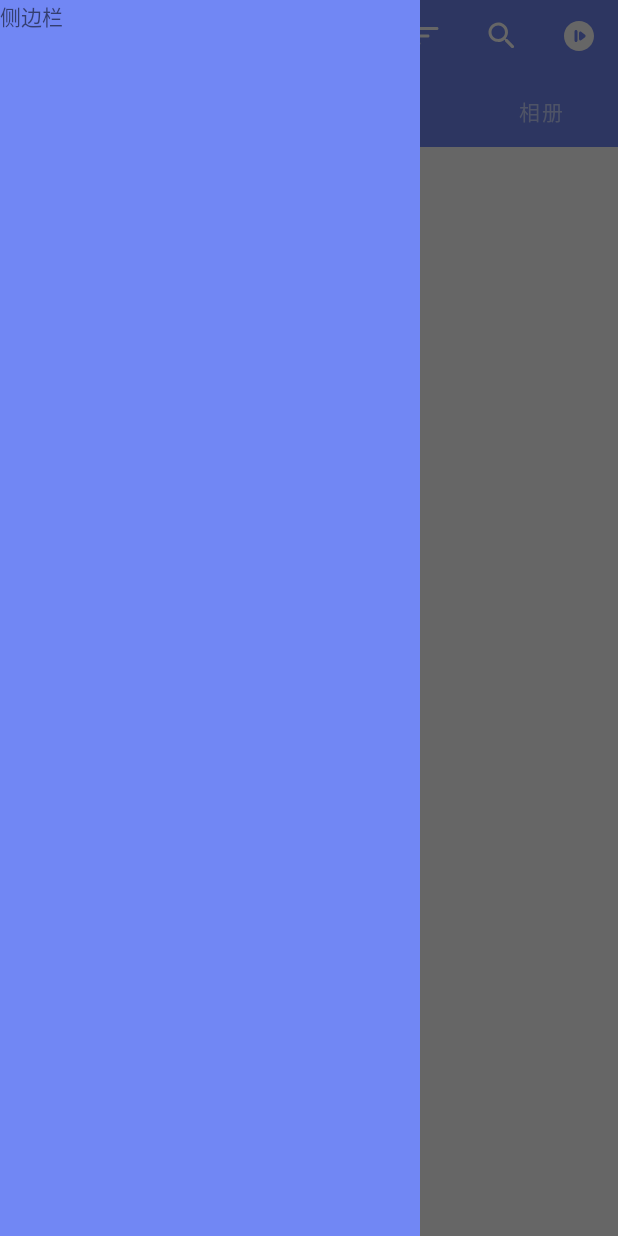
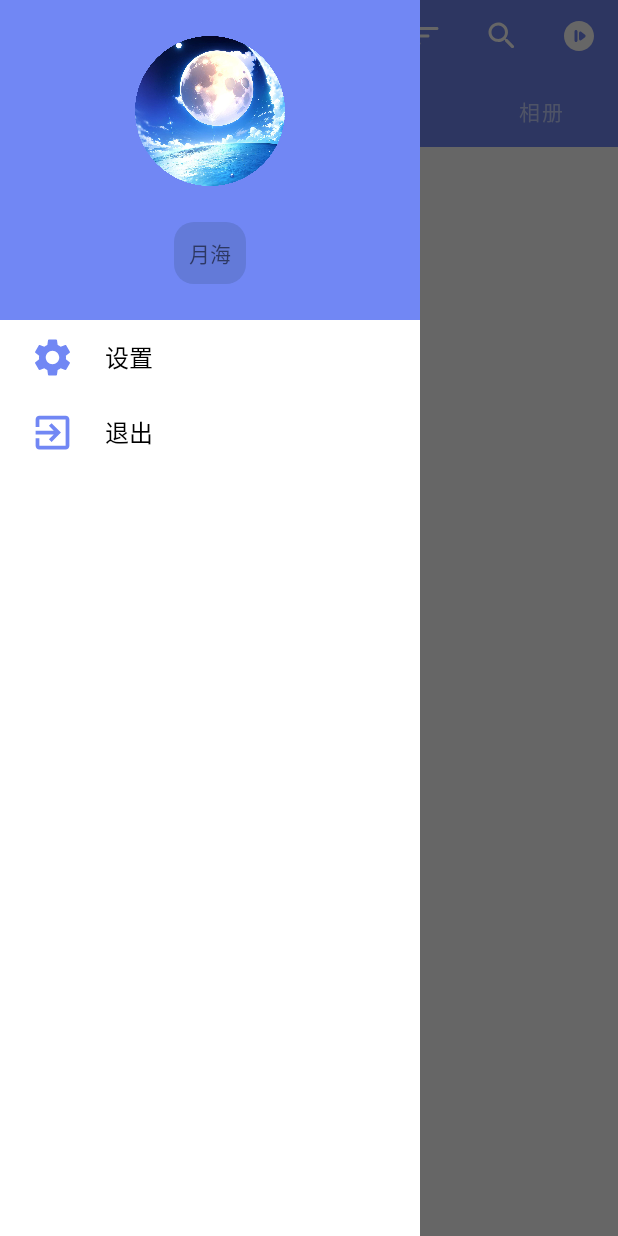
Before and after one commit to yue-hai/yuehai-pic, an Android app: the screen it shows after launch (HomeActivity), with the side drawer open, on a phone screen of 412 x 824 dp. Run offline under Robolectric (Android 15) with nearby library versions, the phone set to English and light mode, and no system bars.

Commit message:
侧边栏

```diff
--- a/app/src/main/java/com/yuehai/pic/ui/activity/HomeActivity.kt
+++ b/app/src/main/java/com/yuehai/pic/ui/activity/HomeActivity.kt
@@ -2,6 +2,7 @@ package com.yuehai.pic.ui.activity
 
 import android.os.Bundle
 import androidx.appcompat.app.AppCompatActivity
+import androidx.drawerlayout.widget.DrawerLayout
 import androidx.viewpager2.widget.ViewPager2
 import com.google.android.material.tabs.TabLayout
 import com.google.android.material.tabs.TabLayoutMediator
@@ -10,7 +11,7 @@ import com.yuehai.pic.bean.global.Permissions.PERMISSIONS_STORAGE
 import com.yuehai.pic.ui.activity.adapter.HomeContentViewPager2Adapter
 import com.yuehai.pic.utils.CreateAlertDialogUtil
 import com.yuehai.pic.utils.PermissionUtil
-import com.yuehai.pic.utils.PictureUtil
+import com.yuehai.pic.utils.ImageUtil
 import kotlinx.coroutines.CoroutineScope
 import kotlinx.coroutines.Dispatchers
 import kotlinx.coroutines.launch
@@ -61,7 +62,7 @@ class HomeActivity: AppCompatActivity() {
      */
     private fun createViewPager(){
         // 启用协程，调用方法，获取全部图片数据
-        CoroutineScope(Dispatchers.Default).launch { PictureUtil().getImageAll(contentResolver, this) }
+        CoroutineScope(Dispatchers.Default).launch { ImageUtil().getImageAll(contentResolver, this) }
 
         // 获取翻页视图对象 ViewPager2
         val viewPager = findViewById<ViewPager2>(R.id.home_ViewPager2_content)
--- a/app/src/main/java/com/yuehai/pic/ui/activity/adapter/ImageViewerAdapter.kt
+++ b/app/src/main/java/com/yuehai/pic/ui/activity/adapter/ImageViewerAdapter.kt
@@ -2,14 +2,11 @@ package com.yuehai.pic.ui.activity.adapter
 
 import android.app.Activity
 import android.content.Context
-import android.graphics.Color
-import android.util.Log
 import android.view.LayoutInflater
 import android.view.View
 import android.view.ViewGroup
 import android.widget.ImageView
 import android.widget.TextView
-import androidx.core.view.marginTop
 import androidx.fragment.app.FragmentContainerView
 import androidx.recyclerview.widget.RecyclerView
 import com.bumptech.glide.Glide
@@ -46,41 +43,8 @@ class ImageViewerAdapter(
 		// 使用 Glide 加载图片
 		GlideUtil().imageDetails(context, (holder as ImageViewerHolder).imageView, Global.imageDataList[position].id)
 
-		// 获取 context 转换为 Activity 的对象
-		val activity = context as Activity
-		// 获取作为通知栏背景的控件对象
-		val notificationBar = activity.findViewById<TextView>(R.id.represents_the_notification_bar)
-		// 获取作为导航栏背景的控件对象
-		val navigationBar = activity.findViewById<TextView>(R.id.represents_the_navigation_bar)
-		// 获取顶部返回按钮和图片信息等的控件对象
-		val topInformation = activity.findViewById<FragmentContainerView>(R.id.image_viewer_fragment_top_information)
-		// 获取底部图片操作按钮的控件对象
-		val bottomOperation = activity.findViewById<FragmentContainerView>(R.id.image_viewer_fragment_bottom_operation)
-
 		// 给每个视图绑定点击事件
-		holder.itemView.setOnClickListener {
-			// 判断当前通知栏和导航栏是否显示，true：正在显示；false：已经隐藏
-			if (AppInitializer().isSystemUIVisible(context)){
-				// 调用方法，隐藏通知栏和导航栏
-				AppInitializer().hideStatusBar(context)
-
-				// 隐藏作为通知栏背景的控件对象、作为导航栏背景的控件对象、顶部返回按钮和图片信息、底部图片操作按钮
-				notificationBar.visibility = View.GONE
-				navigationBar.visibility = View.GONE
-				topInformation.visibility = View.GONE
-				bottomOperation.visibility = View.GONE
-			}else{
-				// 调用方法，显示通知栏和导航栏
-				AppInitializer().showStatusBar(context)
-
-				// 显示作为通知栏背景的控件对象、作为导航栏背景的控件对象、顶部返回按钮和图片信息、底部图片操作按钮
-				notificationBar.visibility = View.VISIBLE
-				navigationBar.visibility = View.VISIBLE
-				topInformation.visibility = View.VISIBLE
-				bottomOperation.visibility = View.VISIBLE
-			}
-
-		}
+		holder.itemView.setOnClickListener { onClickListenerItemView() }
 	}
 
 	/**
@@ -103,4 +67,44 @@ class ImageViewerAdapter(
 	override fun getItemCount(): Int {
 		return Global.imageDataList.size
 	}
+
+	/**
+	 * 每个视图的点击事件
+	 */
+	private fun onClickListenerItemView(){
+		// 获取 context 转换为 Activity 的对象
+		val activity = context as Activity
+
+		// 获取作为通知栏背景的控件对象
+		val notificationBar = activity.findViewById<TextView>(R.id.represents_the_notification_bar)
+		// 获取作为导航栏背景的控件对象
+		val navigationBar = activity.findViewById<TextView>(R.id.represents_the_navigation_bar)
+		// 获取顶部返回按钮和图片信息等的控件对象
+		val topInformation = activity.findViewById<FragmentContainerView>(R.id.image_viewer_fragment_top_information)
+		// 获取底部图片操作按钮的控件对象
+		val bottomOperation = activity.findViewById<FragmentContainerView>(R.id.image_viewer_fragment_bottom_operation)
+
+		// 判断当前通知栏和导航栏是否显示，true：正在显示；false：已经隐藏
+		if (AppInitializer().isSystemUIVisible(context)){
+			// 调用方法，隐藏通知栏和导航栏
+			AppInitializer().hideStatusBar(context)
+
+			// 隐藏作为通知栏背景的控件对象、作为导航栏背景的控件对象、顶部返回按钮和图片信息、底部图片操作按钮
+			notificationBar.visibility = View.GONE
+			navigationBar.visibility = View.GONE
+			topInformation.visibility = View.GONE
+			bottomOperation.visibility = View.GONE
+		}else{
+			// 调用方法，显示通知栏和导航栏
+			AppInitializer().showStatusBar(context)
+
+			// 显示作为通知栏背景的控件对象、作为导航栏背景的控件对象、顶部返回按钮和图片信息、底部图片操作按钮
+			notificationBar.visibility = View.VISIBLE
+			navigationBar.visibility = View.VISIBLE
+			topInformation.visibility = View.VISIBLE
+			bottomOperation.visibility = View.VISIBLE
+		}
+	}
+
+
 }
--- a/app/src/main/java/com/yuehai/pic/ui/fragment/FragmentImageViewerTopInformation.kt
+++ b/app/src/main/java/com/yuehai/pic/ui/fragment/FragmentImageViewerTopInformation.kt
@@ -1,6 +1,7 @@
 package com.yuehai.pic.ui.fragment
 
 import android.os.Bundle
+import android.util.Log
 import android.view.LayoutInflater
 import android.view.View
 import android.view.ViewGroup
@@ -24,15 +25,17 @@ class FragmentImageViewerTopInformation : Fragment() {
 		// 加载 Fragment 布局
 		val view = inflater.inflate(R.layout.fragment_image_viewer_top_information, container, false)
 
-		// 获取返回按钮
-		val backButton = view.findViewById<ImageButton>(R.id.top_information_back_button)
-		// 给返回按钮绑定点击事件，关闭该 activity
-		backButton.setOnClickListener {
-			activity?.finish()
-		}
-
+		// 给返回按钮绑定点击事件
+		view.findViewById<ImageButton>(R.id.top_information_back_button).setOnClickListener { onClickListenerBackButton() }
 
 		return view
 	}
 
+	/**
+	 * 设置返回，点击退出详情页，关闭该 activity
+	 */
+	private fun onClickListenerBackButton(){
+		activity?.finish()
+	}
+
 }
--- a/app/src/main/java/com/yuehai/pic/ui/fragment/FragmentSidebarMenu.kt
+++ b/app/src/main/java/com/yuehai/pic/ui/fragment/FragmentSidebarMenu.kt
@@ -1,11 +1,18 @@
 package com.yuehai.pic.ui.fragment
 
+import android.graphics.BitmapFactory
 import android.os.Bundle
+import android.util.Log
 import android.view.LayoutInflater
 import android.view.View
 import android.view.ViewGroup
+import android.widget.ImageView
+import android.widget.TextView
+import androidx.core.content.ContextCompat
 import androidx.fragment.app.Fragment
 import com.yuehai.pic.R
+import com.yuehai.pic.utils.AppInitializer
+
 
 class FragmentSidebarMenu: Fragment() {
 
@@ -23,8 +30,36 @@ class FragmentSidebarMenu: Fragment() {
 		// 加载 Fragment 布局
 		val view = inflater.inflate(R.layout.sidebar_menu, container, false)
 
+		// 获取头像控件
+		val profilePhoto = view.findViewById<ImageView>(R.id.sidebar_menu_profile_photo)
+		// 给控件设置资源，调用方法，并传入一个 Bitmap 对象
+		profilePhoto.setImageBitmap(AppInitializer().circularImageView(BitmapFactory.decodeResource(resources, R.drawable.software_icon)))
+
+		// 获取用户名控件
+		val userName = view.findViewById<TextView>(R.id.sidebar_menu_user_name)
+		// 调用方法，给文本框设置圆角矩形
+		userName.background = AppInitializer().roundedRectangleTextView(20f, ContextCompat.getColor(requireContext(), R.color.yuehai_white_with_dark_blue))
+
+		// 给设置按钮添加点击事件
+		view.findViewById<TextView>(R.id.sidebar_menu_settings).setOnClickListener { onClickListenerSettings() }
+		// 给退出按钮添加点击事件
+		view.findViewById<TextView>(R.id.sidebar_menu_exit).setOnClickListener { onClickListenerExit() }
 
 		return view
 	}
 
+	/**
+	 * 设置按钮，点击进入设置页面
+	 */
+	private fun onClickListenerSettings(){
+		Log.i("月海", "设置")
+	}
+
+	/**
+	 * 关闭按钮，点击关闭软件
+	 */
+	private fun onClickListenerExit(){
+		activity?.finish()
+	}
+
 }
--- a/app/src/main/java/com/yuehai/pic/ui/fragment/adapter/FragmentContentAllAdapter.kt
+++ b/app/src/main/java/com/yuehai/pic/ui/fragment/adapter/FragmentContentAllAdapter.kt
@@ -3,6 +3,7 @@ package com.yuehai.pic.ui.fragment.adapter
 import android.content.Context
 import android.content.Intent
 import android.os.Bundle
+import android.util.Log
 import android.view.LayoutInflater
 import android.view.ViewGroup
 import android.widget.ImageView
@@ -40,17 +41,7 @@ class FragmentContentAllAdapter(
 		GlideUtil().imageListThumbnail(context, (holder as FragmentContentAllHolder).imageView, imageDataList[position].id)
 
 		// 给每个视图绑定点击事件
-		holder.itemView.setOnClickListener {
-			// 向下一个 Activity 发送消息，显式 Intent 传递：在 Intent 的构造函数中指定
-			val intent = Intent(context, ImageViewerActivity().javaClass)
-			// 通过 bundle 包装数据
-			val bundle = Bundle()
-			bundle.putInt("position", position)
-			// 将 bundle 放入 intent 对象中
-			intent.putExtras(bundle)
-			// 跳转到跳转到自己定义的 activity，传递 intent 对象
-			context.startActivity(intent)
-		}
+		holder.itemView.setOnClickListener { onClickListenerItemView(position) }
 	}
 
 	/**
@@ -74,4 +65,19 @@ class FragmentContentAllAdapter(
 		return imageDataList.size
 	}
 
+	/**
+	 * 每个视图的点击事件
+	 */
+	private fun onClickListenerItemView(position: Int){
+		// 向下一个 Activity 发送消息，显式 Intent 传递：在 Intent 的构造函数中指定
+		val intent = Intent(context, ImageViewerActivity().javaClass)
+		// 通过 bundle 包装数据
+		val bundle = Bundle()
+		bundle.putInt("position", position)
+		// 将 bundle 放入 intent 对象中
+		intent.putExtras(bundle)
+		// 跳转到跳转到自己定义的 activity，传递 intent 对象
+		context.startActivity(intent)
+	}
+
 }
--- a/app/src/main/java/com/yuehai/pic/utils/AppInitializer.kt
+++ b/app/src/main/java/com/yuehai/pic/utils/AppInitializer.kt
@@ -2,6 +2,12 @@ package com.yuehai.pic.utils
 
 import android.app.Activity
 import android.content.Context
+import android.graphics.Bitmap
+import android.graphics.BitmapShader
+import android.graphics.Canvas
+import android.graphics.Paint
+import android.graphics.Shader
+import android.graphics.drawable.GradientDrawable
 import android.os.Build
 import android.util.DisplayMetrics
 import android.util.Log
@@ -10,6 +16,11 @@ import android.view.View
 import android.view.ViewConfiguration
 import android.view.WindowInsets
 import android.view.WindowManager
+import android.widget.TextView
+import androidx.core.content.ContentProviderCompat.requireContext
+import androidx.core.content.ContextCompat
+import com.yuehai.pic.R
+import kotlin.math.min
 
 
 /**
@@ -129,8 +140,67 @@ class AppInitializer {
 		}
 	}
 
+	/**
+	 * 设置圆形的图片 ImageView
+	 * @param originalBitmap Bitmap 对象
+	 * @return 设置为圆形之后的 Bitmap 对象
+	 */
+	fun circularImageView(originalBitmap: Bitmap): Bitmap {
+		// 1、创建一个与原始图片大小相同的空白 Bitmap 对象，用于绘制圆形图片
+		val circularBitmap = Bitmap.createBitmap(
+			originalBitmap.width,
+			originalBitmap.height,
+			Bitmap.Config.ARGB_8888
+		)
+		// 2、创建画笔对象
+		val paint = Paint()
 
+		/**
+		 * 3、创建着色器对象，使用原始图片作为着色器
+		 * 参数 1、bitmap: Bitmap 对象，作为着色器的源图片。
+		 * 参数 2、tileX: 横向的 TileMode（平铺模式）。可选值有：
+		 *      CLAMP：拉伸最后一个像素填充剩余区域。
+		 *      REPEAT：重复平铺图片。
+		 *      MIRROR：镜像平铺图片。
+		 * 参数 3、tileY: 纵向的 TileMode（平铺模式）。可选值同上。
+		 * 参数 4、matrix: 可选参数，用于对源图片进行变换的 Matrix。
+		 */
+		val shader: Shader = BitmapShader(originalBitmap, Shader.TileMode.CLAMP, Shader.TileMode.CLAMP)
+		// 将着色器设置给画笔
+		paint.shader = shader
+		// 将着色器设置给画笔
+		paint.isAntiAlias = true
+		// 获取图片资源的长、宽，并取长宽中较短的一边赋值给 shortSide
+		val radiusWidth = originalBitmap.width / 2f
+		val radiusHeight = originalBitmap.height / 2f
+		val shortSide = min(radiusWidth, radiusHeight)
+		/**
+		 * 4、创建画布对象，并在其中绘制圆形图片
+		 * 参数 1、圆心的 x 坐标：即圆心在 Canvas 上的横向位置
+		 * 参数 2、圆心的 y 坐标：即圆心在 Canvas 上的纵向位置
+		 * 参数 3、圆的半径：即圆的大小，从圆心到圆周上的任意一点的距离
+		 * 参数 4、画笔 Paint：用于定义圆形的样式、颜色等属性的 Paint 对象
+		 */
+		Canvas(circularBitmap).drawCircle(radiusWidth, radiusHeight, shortSide, paint)
 
+		return circularBitmap
+	}
+
+	/**
+	 * 设置圆角矩形的文本框
+	 * @param radius 圆角值
+	 * @param backgroundColor 颜色资源
+	 */
+	fun roundedRectangleTextView(radius: Float, backgroundColor: Int): GradientDrawable{
+		// 创建一个 GradientDrawable 对象
+		val gradientDrawable = GradientDrawable()
+		// 设置圆角半径
+		gradientDrawable.cornerRadius = radius
+		// 设置背景颜色
+		gradientDrawable.setColor(backgroundColor)
+
+		return gradientDrawable
+	}
 
 
 }
--- a/app/src/main/java/com/yuehai/pic/utils/GlideUtil.kt
+++ b/app/src/main/java/com/yuehai/pic/utils/GlideUtil.kt
@@ -2,6 +2,8 @@ package com.yuehai.pic.utils
 
 import android.content.ContentUris
 import android.content.Context
+import android.graphics.Color
+import android.graphics.drawable.ColorDrawable
 import android.provider.MediaStore
 import android.widget.ImageView
 import com.bumptech.glide.Glide
@@ -25,8 +27,8 @@ class GlideUtil {
 				MediaStore.Images.Media.EXTERNAL_CONTENT_URI,
 				imageId
 			))
-			// 设置默认显示的图片
-			.placeholder(androidx.appcompat.R.drawable.abc_tab_indicator_mtrl_alpha)
+			// 设置默认显示的图片，也可以是颜色资源
+			.placeholder(ColorDrawable(Color.BLACK))
 			// 跳过内存缓存
 			.skipMemoryCache(true)
 			// 不使用磁盘缓存
--- a/app/src/main/java/com/yuehai/pic/utils/PictureUtil.kt
+++ b/app/src/main/java/com/yuehai/pic/utils/ImageUtil.kt
@@ -1,7 +1,6 @@
 package com.yuehai.pic.utils
 
 import android.content.ContentResolver
-import android.net.Uri
 import android.provider.MediaStore
 import com.yuehai.pic.bean.ImageData
 import com.yuehai.pic.bean.global.Global.imageDataList
@@ -11,7 +10,7 @@ import kotlinx.coroutines.cancel
 /**
  * 图片工具类
  */
-class PictureUtil {
+class ImageUtil {
 
 	/**
 	 * 查询所有图片
@@ -66,4 +65,6 @@ class PictureUtil {
 		scope.cancel()
 	}
 
+
+
 }
--- /dev/null
+++ b/app/src/main/res/drawable/sidebar_menu_exit_30.xml
@@ -0,0 +1,5 @@
+<vector android:autoMirrored="true" android:height="30dp"
+    android:tint="#7187F4" android:viewportHeight="24"
+    android:viewportWidth="24" android:width="30dp" xmlns:android="http://schemas.android.com/apk/res/android">
+    <path android:fillColor="@android:color/white" android:pathData="M10.09,15.59L11.5,17l5,-5 -5,-5 -1.41,1.41L12.67,11H3v2h9.67l-2.58,2.59zM19,3H5c-1.11,0 -2,0.9 -2,2v4h2V5h14v14H5v-4H3v4c0,1.1 0.89,2 2,2h14c1.1,0 2,-0.9 2,-2V5c0,-1.1 -0.9,-2 -2,-2z"/>
+</vector>
--- /dev/null
+++ b/app/src/main/res/drawable/sidebar_menu_settings_30.xml
@@ -0,0 +1,5 @@
+<vector android:height="30dp" android:tint="#7187F4"
+    android:viewportHeight="24" android:viewportWidth="24"
+    android:width="30dp" xmlns:android="http://schemas.android.com/apk/res/android">
+    <path android:fillColor="@android:color/white" android:pathData="M19.14,12.94c0.04,-0.3 0.06,-0.61 0.06,-0.94c0,-0.32 -0.02,-0.64 -0.07,-0.94l2.03,-1.58c0.18,-0.14 0.23,-0.41 0.12,-0.61l-1.92,-3.32c-0.12,-0.22 -0.37,-0.29 -0.59,-0.22l-2.39,0.96c-0.5,-0.38 -1.03,-0.7 -1.62,-0.94L14.4,2.81c-0.04,-0.24 -0.24,-0.41 -0.48,-0.41h-3.84c-0.24,0 -0.43,0.17 -0.47,0.41L9.25,5.35C8.66,5.59 8.12,5.92 7.63,6.29L5.24,5.33c-0.22,-0.08 -0.47,0 -0.59,0.22L2.74,8.87C2.62,9.08 2.66,9.34 2.86,9.48l2.03,1.58C4.84,11.36 4.8,11.69 4.8,12s0.02,0.64 0.07,0.94l-2.03,1.58c-0.18,0.14 -0.23,0.41 -0.12,0.61l1.92,3.32c0.12,0.22 0.37,0.29 0.59,0.22l2.39,-0.96c0.5,0.38 1.03,0.7 1.62,0.94l0.36,2.54c0.05,0.24 0.24,0.41 0.48,0.41h3.84c0.24,0 0.44,-0.17 0.47,-0.41l0.36,-2.54c0.59,-0.24 1.13,-0.56 1.62,-0.94l2.39,0.96c0.22,0.08 0.47,0 0.59,-0.22l1.92,-3.32c0.12,-0.22 0.07,-0.47 -0.12,-0.61L19.14,12.94zM12,15.6c-1.98,0 -3.6,-1.62 -3.6,-3.6s1.62,-3.6 3.6,-3.6s3.6,1.62 3.6,3.6S13.98,15.6 12,15.6z"/>
+</vector>
--- a/app/src/main/res/layout/activity_home.xml
+++ b/app/src/main/res/layout/activity_home.xml
@@ -1,5 +1,7 @@
 <?xml version="1.0" encoding="utf-8"?>
 <!--
+	主页
+
 	DrawerLayout 是 Android 中的一个布局容器，用于实现侧滑菜单的效果。
 	它是 Android Support 库中提供的一个组件，用于创建具有可滑动抽屉式导航菜单的界面布局
 	其中想要作为侧边栏的布局可使用属性 layout_gravity="start" 来指定，start 表示将从左边划出
--- a/app/src/main/res/layout/activity_image_viewer.xml
+++ b/app/src/main/res/layout/activity_image_viewer.xml
@@ -1,4 +1,5 @@
 <?xml version="1.0" encoding="utf-8"?>
+<!-- 图片详情页 -->
 <androidx.constraintlayout.widget.ConstraintLayout xmlns:android="http://schemas.android.com/apk/res/android"
 	xmlns:app="http://schemas.android.com/apk/res-auto"
 	android:layout_width="match_parent"
--- a/app/src/main/res/layout/sidebar_menu.xml
+++ b/app/src/main/res/layout/sidebar_menu.xml
@@ -1,12 +1,81 @@
 <?xml version="1.0" encoding="utf-8"?>
+<!-- 侧边栏 -->
+<!--
+    android:clickable="true"：指定视图是否可以接收点击事件
+	android:focusable="true"：指定视图是否可以获取焦点
+ -->
 <LinearLayout xmlns:android="http://schemas.android.com/apk/res/android"
+	xmlns:app="http://schemas.android.com/apk/res-auto"
+	xmlns:tools="http://schemas.android.com/tools"
 	android:layout_width="@dimen/dp_280"
 	android:layout_height="match_parent"
-	android:background="@color/yuehai_light_blue">
+	android:background="@color/yuehai_light_blue"
+	android:orientation="vertical"
+	android:clickable="true"
+	android:focusable="true">
 
+	<!-- 头像 -->
+	<ImageView
+		android:id="@+id/sidebar_menu_profile_photo"
+		android:layout_width="@dimen/dp_100"
+		android:layout_height="@dimen/dp_100"
+		android:layout_gravity="center"
+		android:layout_margin="@dimen/dp_24"
+		android:src="@drawable/software_icon"
+		android:scaleType="centerCrop"
+		android:contentDescription="@string/sidebar_menu_profile_photo" />
+
+	<!-- 用户名，昵称 -->
 	<TextView
+		android:id="@+id/sidebar_menu_user_name"
+		android:layout_width="wrap_content"
+		android:layout_height="wrap_content"
+		android:layout_gravity="center"
+		android:padding="@dimen/dp_10"
+		android:layout_marginBottom="@dimen/dp_24"
+		android:text="@string/sidebar_menu_user_name" />
+
+	<!-- 下方菜单 -->
+	<LinearLayout
 		android:layout_width="match_parent"
 		android:layout_height="match_parent"
-		android:text="侧边栏" />
+		android:orientation="vertical"
+		android:background="@color/white">
+
+		<!-- 设置 -->
+		<TextView
+			android:id="@+id/sidebar_menu_settings"
+			android:layout_width="match_parent"
+			android:layout_height="wrap_content"
+			android:paddingStart="@dimen/dp_20"
+			android:paddingEnd="@dimen/dp_20"
+			android:paddingTop="@dimen/dp_10"
+			android:paddingBottom="@dimen/dp_10"
+			android:textColor="@color/black"
+			android:textSize="@dimen/sp_16"
+			android:text="@string/sidebar_menu_settings"
+			android:gravity="start|center"
+			android:drawablePadding="@dimen/dp_20"
+			app:drawableStartCompat="@drawable/sidebar_menu_settings_30"
+			tools:drawableStart="@drawable/sidebar_menu_settings_30"/>
+
+		<!-- 退出 -->
+		<TextView
+			android:id="@+id/sidebar_menu_exit"
+			android:layout_width="match_parent"
+			android:layout_height="wrap_content"
+			android:paddingStart="@dimen/dp_20"
+			android:paddingEnd="@dimen/dp_20"
+			android:paddingTop="@dimen/dp_10"
+			android:paddingBottom="@dimen/dp_10"
+			android:textColor="@color/black"
+			android:textSize="@dimen/sp_16"
+			android:text="@string/sidebar_menu_exit"
+			android:gravity="start|center"
+			android:drawablePadding="@dimen/dp_20"
+			app:drawableStartCompat="@drawable/sidebar_menu_exit_30"
+			tools:drawableStart="@drawable/sidebar_menu_exit_30"/>
+
+	</LinearLayout>
 
 </LinearLayout>
--- a/app/src/main/res/values/colors.xml
+++ b/app/src/main/res/values/colors.xml
@@ -15,5 +15,7 @@
 	<color name="yuehai_light_blue">#7187f4</color>
 	<!-- 白色配浅蓝色：未选中导航栏使用的颜色 -->
 	<color name="yuehai_white_with_light_blue">#c4d1ff</color>
+	<!-- 有点深的蓝色：侧边栏的用户名使用的背景色 -->
+	<color name="yuehai_white_with_dark_blue">#637ad8</color>
 
 </resources>
--- a/app/src/main/res/values/dimens.xml
+++ b/app/src/main/res/values/dimens.xml
@@ -2,6 +2,8 @@
 <resources>
 
 	<!-- 控件尺寸 -->
+	<dimen name="dp_10">10dp</dimen>
+	<dimen name="dp_20">20dp</dimen>
 	<dimen name="dp_24">24dp</dimen>
 	<dimen name="dp_50">50dp</dimen>
 	<dimen name="dp_100">100dp</dimen>
@@ -9,6 +11,7 @@
 
 	<!-- 字体尺寸 -->
 	<dimen name="sp_15">15sp</dimen>
+	<dimen name="sp_16">16sp</dimen>
 	<dimen name="sp_50">50sp</dimen>
 
 
--- a/app/src/main/res/values/strings.xml
+++ b/app/src/main/res/values/strings.xml
@@ -16,6 +16,16 @@
 	<string name="tool_bar_start">开始进行分类处理</string>
 	<string name="fragment_content_all_item_imagePath">某张图片</string>
 	<string name="image_viewer_bottom_operation">返回按钮</string>
+	<string name="sidebar_menu_profile_photo">头像</string>
+
+	<!-- 侧边栏控件 sidebar_menu 使用 -->
+	<string name="sidebar_menu_user_name">月海</string>
+	<string name="sidebar_menu_settings">设置</string>
+	<string name="sidebar_menu_exit">退出</string>
+
+
+	<string name="drawer_open">drawer_open</string>
+	<string name="drawer_close">drawer_close</string>
 
 
 
```
Also changed, not shown: app/src/main/java/com/yuehai/pic/ui/activity/ImageViewerActivity.kt (+0 -8 lines), app/src/main/java/com/yuehai/pic/ui/fragment/FragmentToolBar.kt (+5 -2 lines).
